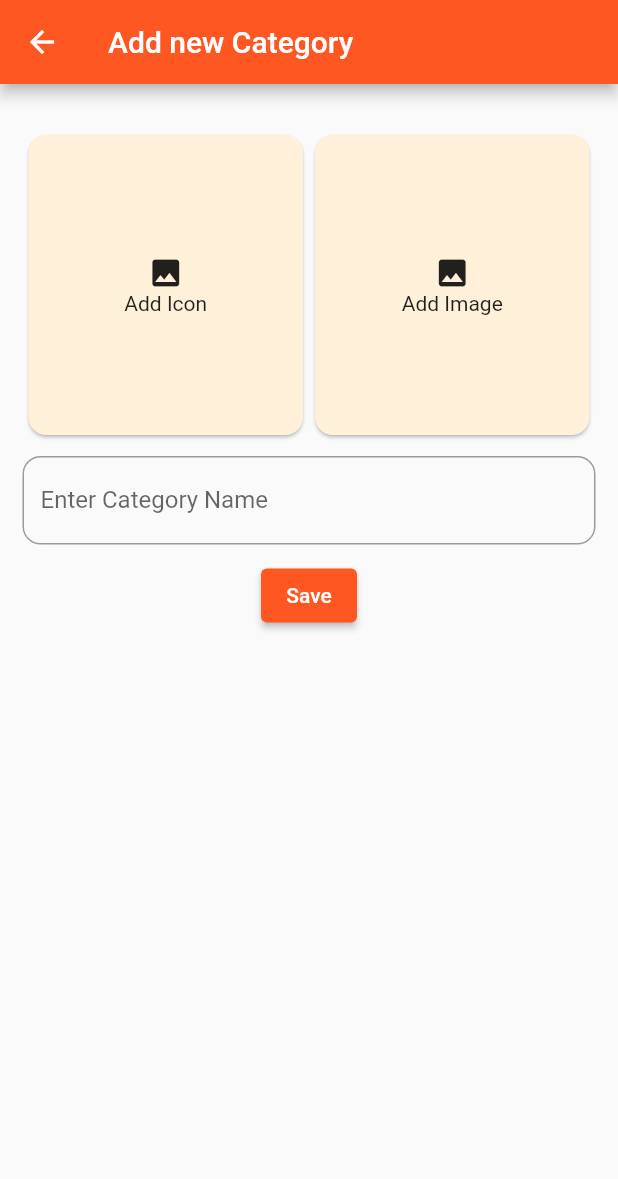
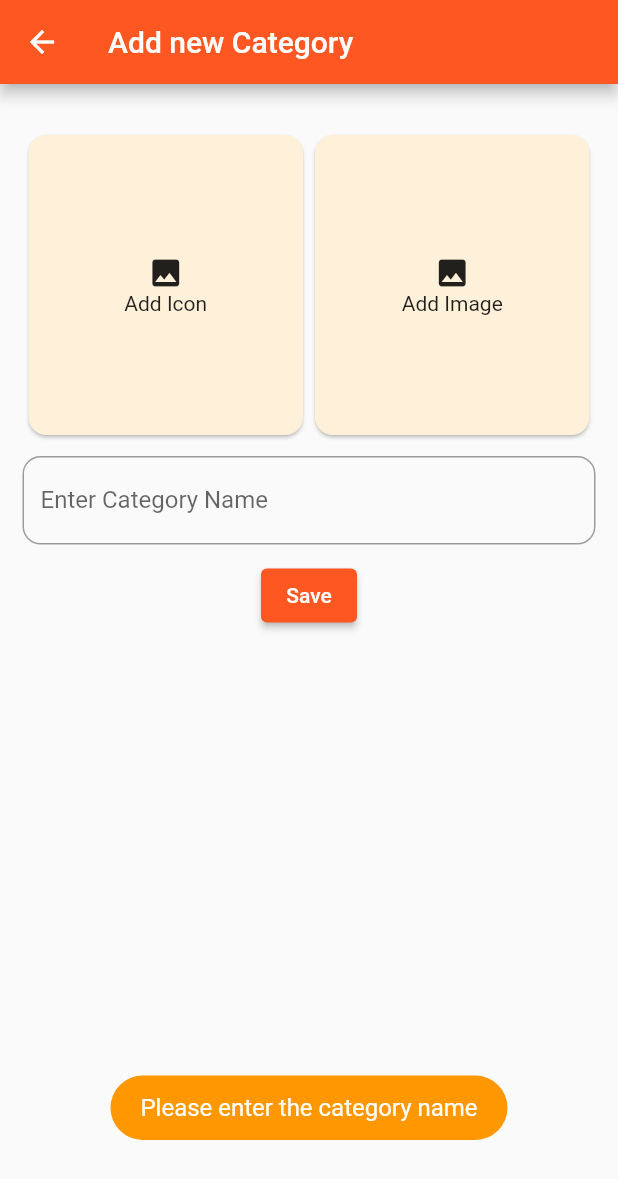
Before and after one commit to aacfahim/ecommerce-app, a Flutter app: the AddCategory screen opened directly, after a tap on "Save", on a phone screen of 412 x 824 dp. Shown: the top 1179 px of the screen. Run offline on Flutter 3.47's test engine with Material 2 defaults, Android fonts, the phone set to English and light mode, and no system bars; our stand-ins replace fluttertoast, google_fonts, google_nav_bar, image_picker, modal_progress_hud_nsn, shared_preferences; accounts and stored records are empty.

Commit message:
store category in api

```diff
--- a/lib/screens/add_category.dart
+++ b/lib/screens/add_category.dart
@@ -1,3 +1,5 @@
+import 'package:ecommerce/common/const.dart';
+import 'package:ecommerce/service/api_service.dart';
 import 'package:flutter/material.dart';
 import "dart:io";
 import 'package:flutter/src/widgets/container.dart';
@@ -16,6 +18,7 @@ class _AddCategoryState extends State<AddCategory> {
   bool isVisible = false;
   File? icon, image;
   final ImagePicker _picker = ImagePicker();
+  final _formKey = GlobalKey<FormState>();
 
   Future getIconFromGallery() async {
     final pickedImage = await _picker.pickImage(source: ImageSource.gallery);
@@ -36,7 +39,7 @@ class _AddCategoryState extends State<AddCategory> {
     final pickedImage = await _picker.pickImage(source: ImageSource.gallery);
     setState(() {
       if (pickedImage != null) {
-        icon = File(pickedImage.path);
+        image = File(pickedImage.path);
         print("Image Found");
         setState(() {
           isVisible = true;
@@ -58,7 +61,8 @@ class _AddCategoryState extends State<AddCategory> {
             children: [
               Expanded(
                 flex: 1,
-                child: InkWell(
+                child: icon == null
+                    ? InkWell(
                         onTap: () {
                           getIconFromGallery();
                         },
@@ -77,11 +81,22 @@ class _AddCategoryState extends State<AddCategory> {
                             ),
                           ),
                         ),
+                      )
+                    : Container(
+                        height: 200,
+                        decoration: BoxDecoration(
+                            borderRadius: BorderRadius.circular(12.0),
+                            color: Colors.orange.withOpacity(0.15),
+                            image: DecorationImage(
+                              fit: BoxFit.cover,
+                              image: FileImage(icon!),
+                            )),
                       ),
               ),
               Expanded(
                 flex: 1,
-                child: InkWell(
+                child: image == null
+                    ? InkWell(
                         onTap: () {
                           getImageFromGallery();
                         },
@@ -100,13 +115,30 @@ class _AddCategoryState extends State<AddCategory> {
                             ),
                           ),
                         ),
+                      )
+                    : Container(
+                        height: 200,
+                        decoration: BoxDecoration(
+                            borderRadius: BorderRadius.circular(12.0),
+                            color: Colors.orange.withOpacity(0.15),
+                            image: DecorationImage(
+                              image: FileImage(image!),
+                              fit: BoxFit.cover,
+                            )),
                       ),
               )
             ],
           ),
           SizedBox(height: 10),
-          TextFormField(
+          Form(
+            key: _formKey,
+            child: TextFormField(
               controller: categoryName,
+              validator: ((value) {
+                if (value == null || value.isEmpty) {
+                  return showToast("Please enter the category name");
+                }
+              }),
               decoration: InputDecoration(
                 label: Text("Enter Category Name"),
                 border: OutlineInputBorder(
@@ -114,8 +146,18 @@ class _AddCategoryState extends State<AddCategory> {
                 ),
               ),
             ),
+          ),
           SizedBox(height: 10),
-          Center(child: ElevatedButton(onPressed: () {}, child: Text("Save")))
+          Center(
+              child: ElevatedButton(
+                  onPressed: () {
+                    if (_formKey.currentState!.validate()) {
+                      // register new category
+                      CustomHttp()
+                          .createCategory(categoryName.text, icon!, image!);
+                    }
+                  },
+                  child: Text("Save")))
         ]),
       ),
     );
```
Also changed, not shown: lib/service/api_service.dart (+26 -0 lines). Lines whose indentation alone changed are shown as unchanged.
